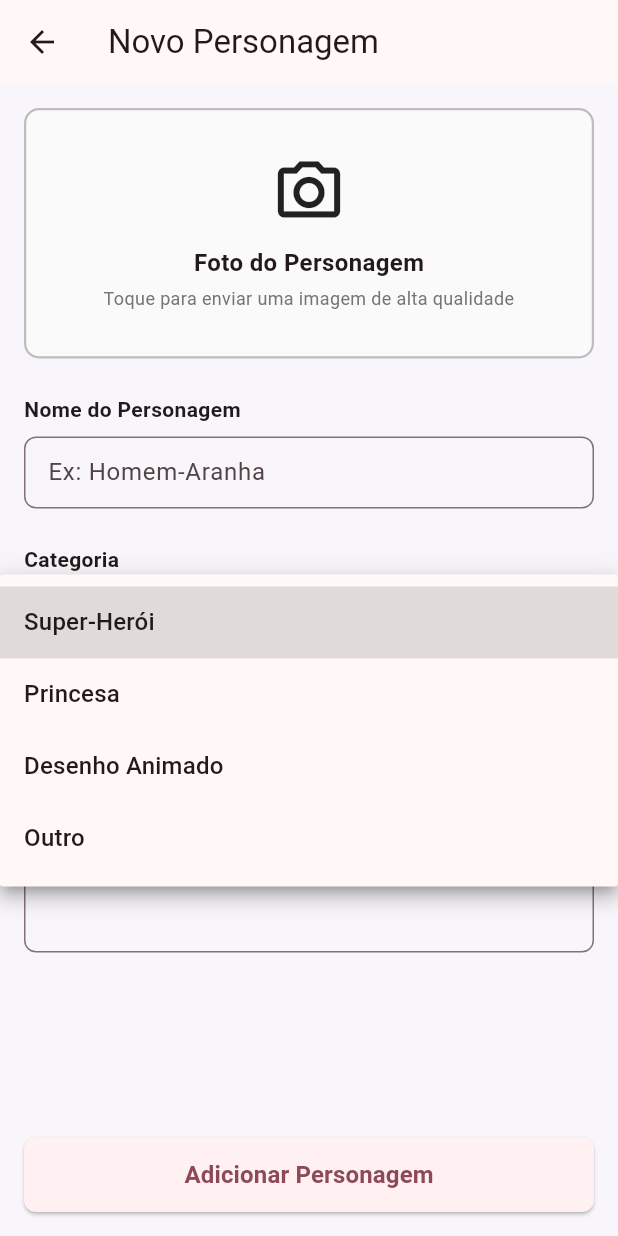
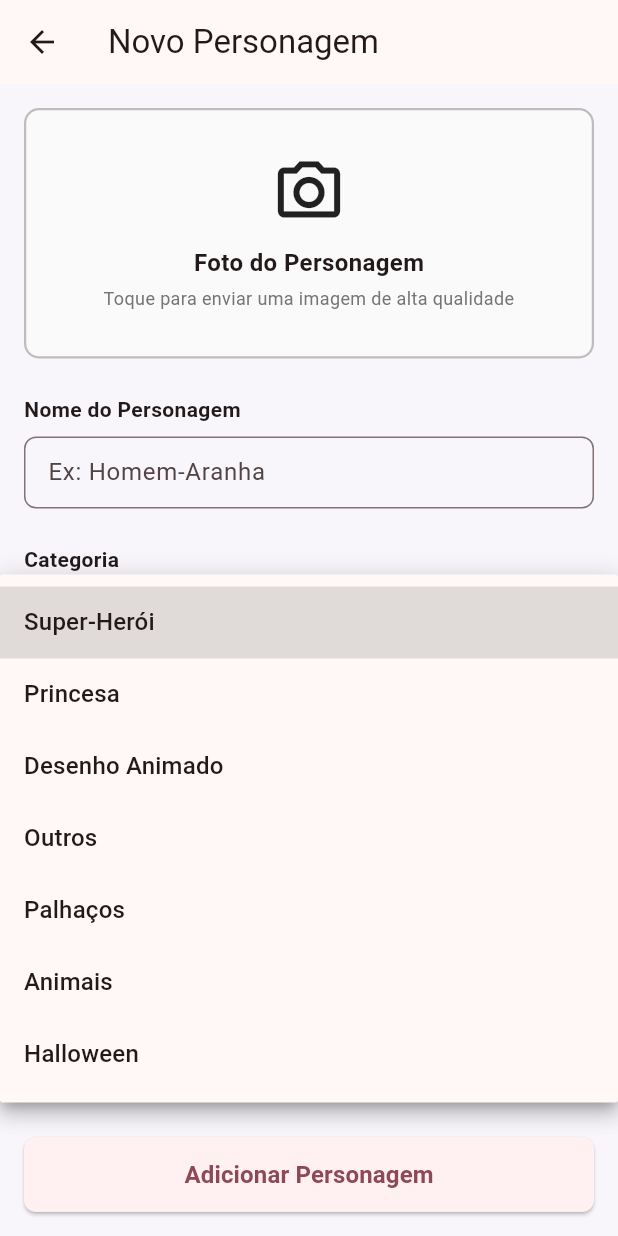
Before and after one commit to Gustanabo/partyup, a Flutter app: the CharacterAddPage screen opened by its route, after a tap on "Selecione uma categoria", on a phone screen of 412 x 824 dp. Run offline on Flutter 3.47's test engine with Material 3 defaults, Android fonts, the phone set to English and light mode, and no system bars; our stand-ins replace cloud_firestore, firebase_auth, firebase_core, image_picker, table_calendar; accounts and stored records are empty.

Commit message:
fix: corrige categorias de personagens

```diff
--- a/lib/services/characters/character_service.dart
+++ b/lib/services/characters/character_service.dart
@@ -8,9 +8,10 @@ class CharacterService {
     'Super-Heróis': 'Super-Herói',
     'Princesas': 'Princesa',
     'Desenhos': 'Desenho Animado',
-    'Palhaços': 'Outro', // Ajuste conforme necessário
-    'Animais': 'Outro', // Ajuste conforme necessário
-    'Halloween': 'Outro', // Ajuste conforme necessário
+    'Palhaços': 'Palhaços', // Ajuste conforme necessário
+    'Animais': 'Animais', // Ajuste conforme necessário
+    'Halloween': 'Halloween',
+    'Outros': 'Outros', // Ajuste conforme necessário
   };
 
   // Converte categoria da interface para categoria do banco
--- a/lib/views/character/character.add.page.dart
+++ b/lib/views/character/character.add.page.dart
@@ -22,7 +22,10 @@ class _CharacterAddPageState extends State<CharacterAddPage> {
     'Super-Herói',
     'Princesa',
     'Desenho Animado',
-    'Outro'
+    'Outros',
+    'Palhaços',
+    'Animais',
+    'Halloween',
   ];
 
   XFile? _image;
```
